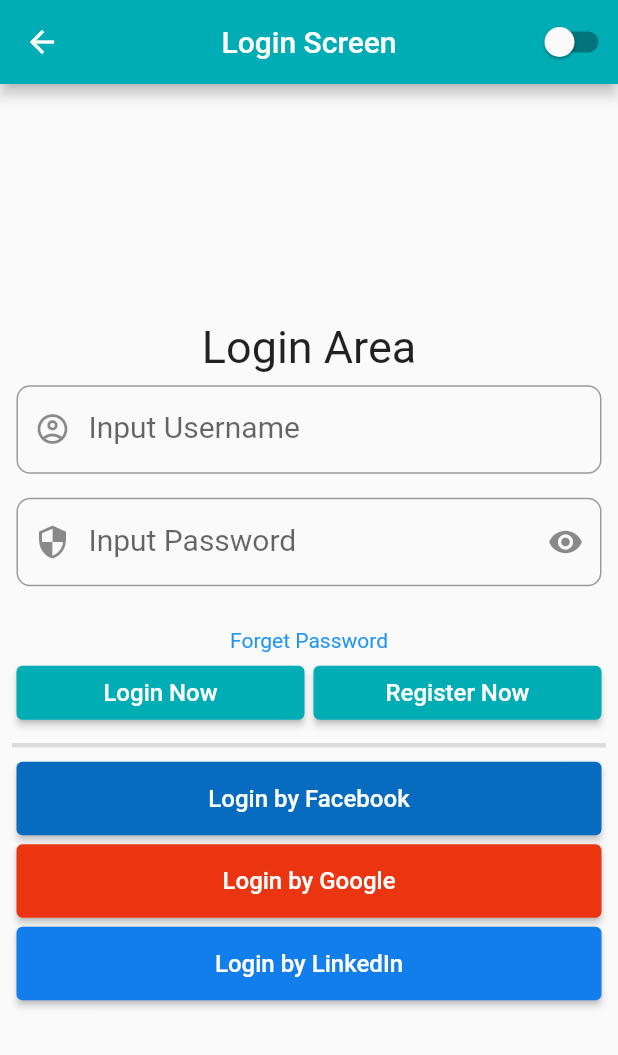
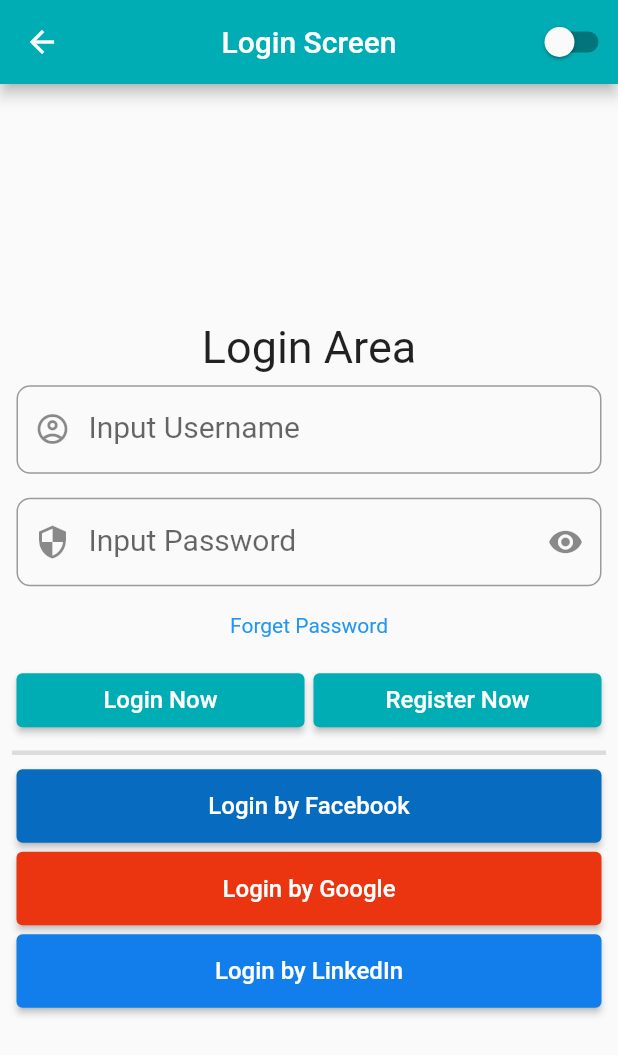
Before and after one commit to imshibaji/flutter_clean_architecture, a Flutter app: the LoginMobileScreen screen opened directly, on a phone screen of 412 x 824 dp. Shown: the top 1055 px of the screen. Run offline on Flutter 3.47's test engine with Material 2 defaults, Android fonts, the phone set to English and light mode, and no system bars; our stand-ins replace dio, shared_preferences; accounts and stored records are empty; network calls fail; statements that could not run were skipped.

Commit message:
Auth UI Update for Mobile

```diff
--- a/lib/features/auth_mod/screens/mobile/login_mobile_screen.dart
+++ b/lib/features/auth_mod/screens/mobile/login_mobile_screen.dart
@@ -67,7 +67,7 @@ class _LoginMobileScreenState extends State<LoginMobileScreen> {
                 },
               ),
               const SizedBox(
-                height: 25,
+                height: 15,
               ),
 
               // Buttons Fields
@@ -76,6 +76,9 @@ class _LoginMobileScreenState extends State<LoginMobileScreen> {
                 onForget: () {
                   return true;
                 },
+              ),
+              const SizedBox(
+                height: 15,
               ),
               loginRegisterButtons(
                 context,
```
